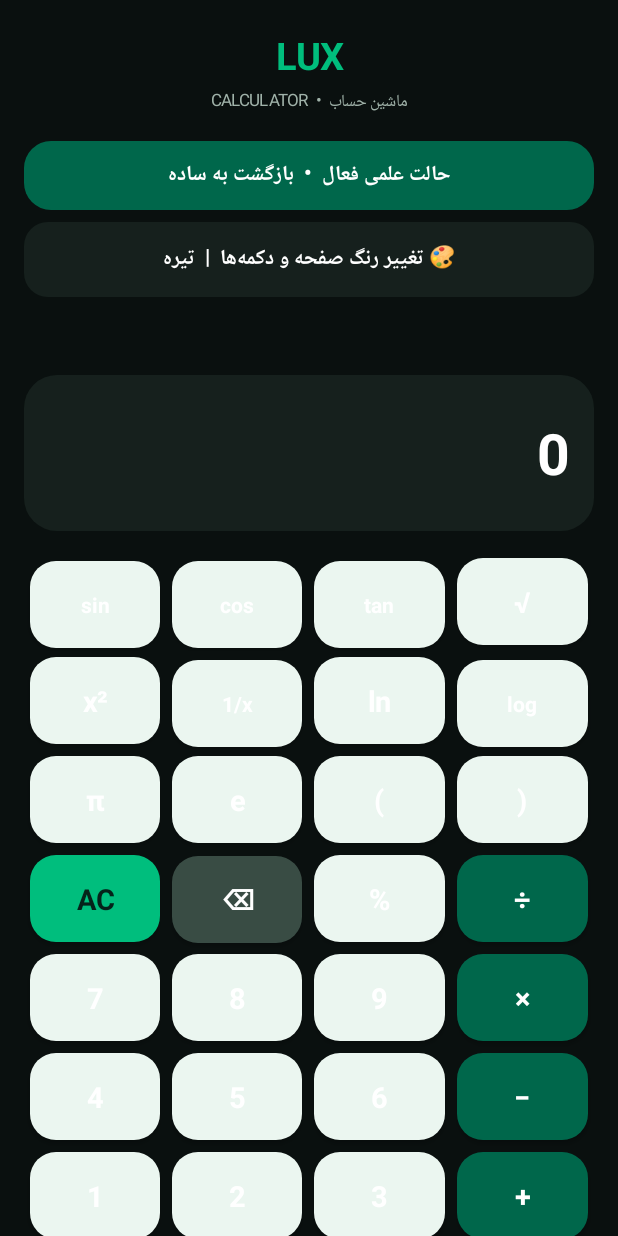
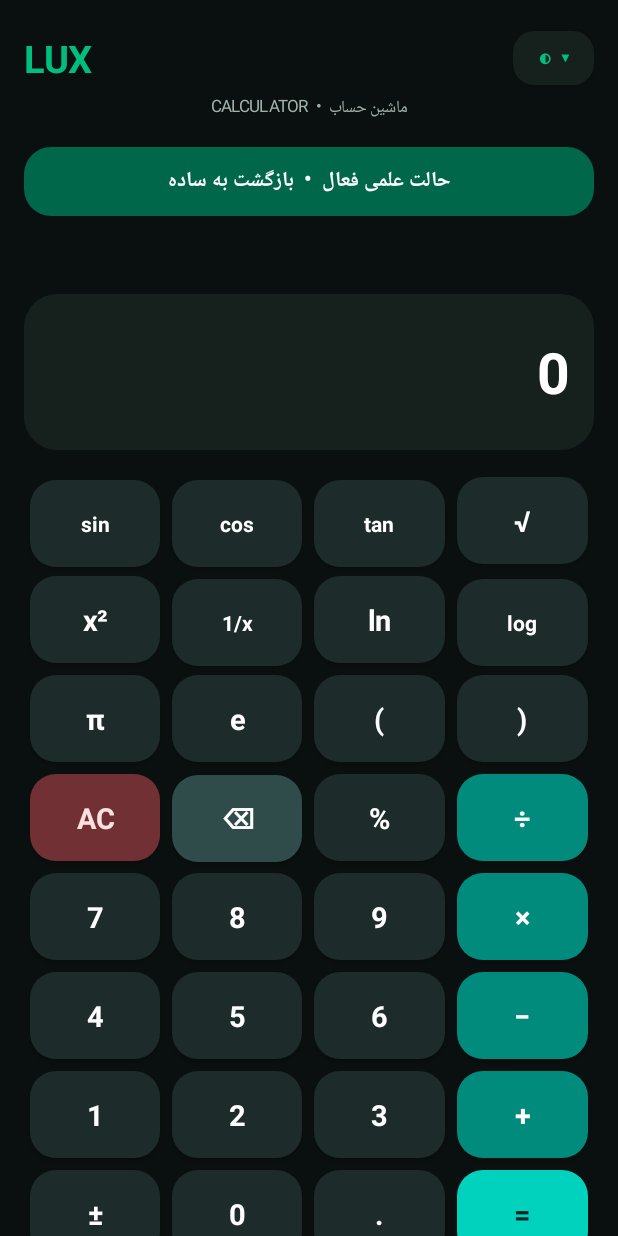
Before and after one commit to m4hmoud19811-dot/my-calculator, an Android app: the screen it shows after launch (MainActivity), after a tap on "حالت ساده • نمایش ابزارهای علمی", on a phone screen of 412 x 824 dp. Run offline under Robolectric (Android 15) with nearby library versions, the phone set to English and light mode, and no system bars.

Commit message:
Polish calculator theme selector and button color contrast

```diff
--- a/app/src/main/java/com/example/mycalculator/MainActivity.java
+++ b/app/src/main/java/com/example/mycalculator/MainActivity.java
@@ -24,12 +24,12 @@ public class MainActivity extends Activity {
             bg = Color.rgb(242, 247, 244); panel = Color.rgb(255, 255, 255);
             emerald = Color.rgb(0, 145, 96); deep = Color.rgb(0, 92, 68);
             white = Color.rgb(24, 47, 39); muted = Color.rgb(105, 126, 116);
-            keyFace = Color.rgb(224, 239, 231);
+            keyFace = Color.rgb(225, 241, 235);
         } else {
             bg = Color.rgb(10, 16, 15); panel = Color.rgb(22, 32, 29);
             emerald = Color.rgb(0, 190, 125); deep = Color.rgb(0, 103, 75);
             white = Color.WHITE; muted = Color.rgb(160, 178, 169);
-            keyFace = Color.rgb(235, 246, 240);
+            keyFace = Color.rgb(29, 43, 42);
         }
     }
 
@@ -57,13 +57,27 @@ public class MainActivity extends Activity {
         root.setPadding(dp(16), dp(18), dp(16), dp(16));
         root.setBackgroundColor(bg);
 
+        LinearLayout header = new LinearLayout(this);
+        header.setOrientation(LinearLayout.HORIZONTAL);
+        header.setGravity(Gravity.CENTER_VERTICAL);
         brand = new TextView(this);
         brand.setText("LUX");
         brand.setTextColor(emerald);
         brand.setTextSize(25);
         brand.setTypeface(Typeface.DEFAULT, Typeface.BOLD);
-        brand.setGravity(Gravity.CENTER);
-        root.addView(brand, new LinearLayout.LayoutParams(-1, dp(38)));
+        brand.setGravity(Gravity.CENTER_VERTICAL | Gravity.LEFT);
+        header.addView(brand, new LinearLayout.LayoutParams(0, dp(42), 1));
+
+        themeButton = new TextView(this);
+        themeButton.setText("◐  ▾");
+        themeButton.setGravity(Gravity.CENTER);
+        themeButton.setTextSize(15);
+        themeButton.setTypeface(null, Typeface.BOLD);
+        themeButton.setTextColor(emerald);
+        themeButton.setBackground(shape(panel, dp(14)));
+        themeButton.setElevation(dp(3));
+        header.addView(themeButton, new LinearLayout.LayoutParams(dp(54), dp(36)));
+        root.addView(header, new LinearLayout.LayoutParams(-1, dp(42)));
 
         subtitle = new TextView(this);
         subtitle.setText("CALCULATOR  •  ماشین حساب");
@@ -82,20 +96,23 @@ public class MainActivity extends Activity {
         LinearLayout.LayoutParams mp = new LinearLayout.LayoutParams(-1, dp(46));
         mp.topMargin = dp(14);
         root.addView(modeButton, mp);
-        themeButton = new TextView(this);
-        themeButton.setGravity(Gravity.CENTER);
-        themeButton.setTextSize(14);
-        themeButton.setTypeface(null, Typeface.BOLD);
-        themeButton.setTextColor(white);
-        themeButton.setBackground(shape(panel, dp(16)));
-        LinearLayout.LayoutParams tp = new LinearLayout.LayoutParams(-1, dp(50));
-        tp.topMargin = dp(8);
-        root.addView(themeButton, tp);
         themeButton.setOnClickListener(v -> {
-            lightTheme = !lightTheme;
-            getPreferences(0).edit().putBoolean("light_theme", lightTheme).apply();
-            applyPalette();
-            refreshTheme();
+            android.widget.PopupMenu menu = new android.widget.PopupMenu(MainActivity.this, themeButton);
+            menu.getMenu().add("تم مشکی و فیروزه‌ای").setOnMenuItemClickListener(item -> {
+                lightTheme = false;
+                getPreferences(0).edit().putBoolean("light_theme", false).apply();
+                applyPalette();
+                refreshTheme();
+                return true;
+            });
+            menu.getMenu().add("تم روشن و فیروزه‌ای").setOnMenuItemClickListener(item -> {
+                lightTheme = true;
+                getPreferences(0).edit().putBoolean("light_theme", true).apply();
+                applyPalette();
+                refreshTheme();
+                return true;
+            });
+            menu.show();
         });
         modeButton.setOnClickListener(v -> {
             scientific = !scientific;
@@ -151,7 +168,8 @@ public class MainActivity extends Activity {
     }
 
     private void updateThemeLabel() {
-        themeButton.setText(lightTheme ? "🎨 تغییر رنگ صفحه و دکمه‌ها  |  روشن" : "🎨 تغییر رنگ صفحه و دکمه‌ها  |  تیره");
+        themeButton.setText("◐  ▾");
+        themeButton.setContentDescription(lightTheme ? "انتخاب تم روشن" : "انتخاب تم تیره");
     }
 
     private void refreshTheme() {
@@ -206,12 +224,28 @@ public class MainActivity extends Activity {
                 button.setTextSize(key.length() > 2 ? 14 : 19);
                 button.setTypeface(null, Typeface.BOLD);
                 button.setGravity(Gravity.CENTER);
-                int color = keyFace, ink = white;
-                if ("÷×−+".contains(key) && key.length() == 1) { color = deep; ink = white; }
-                if (key.equals("=")) { color = emerald; ink = Color.rgb(5, 35, 26); }
-                if (key.equals("AC")) { color = emerald; ink = Color.rgb(5, 35, 26); }
-                if (key.equals("⌫")) { color = Color.rgb(57, 76, 68); ink = white; }
-                if (key.equals("DEG") || key.equals("RAD")) { color = deep; ink = white; }
+                int color = keyFace;
+                int ink = lightTheme ? Color.rgb(10, 48, 39) : Color.WHITE;
+                if ("÷×−+".contains(key) && key.length() == 1) {
+                    color = lightTheme ? Color.rgb(0, 137, 112) : Color.rgb(0, 139, 125);
+                    ink = Color.WHITE;
+                }
+                if (key.equals("=")) {
+                    color = Color.rgb(0, 210, 190);
+                    ink = Color.rgb(2, 35, 33);
+                }
+                if (key.equals("AC")) {
+                    color = lightTheme ? Color.rgb(255, 224, 222) : Color.rgb(113, 48, 52);
+                    ink = lightTheme ? Color.rgb(150, 35, 38) : Color.rgb(255, 224, 224);
+                }
+                if (key.equals("⌫")) {
+                    color = lightTheme ? Color.rgb(202, 226, 219) : Color.rgb(48, 76, 74);
+                    ink = lightTheme ? Color.rgb(15, 65, 57) : Color.WHITE;
+                }
+                if (key.equals("DEG") || key.equals("RAD")) {
+                    color = lightTheme ? Color.rgb(0, 137, 112) : Color.rgb(0, 111, 105);
+                    ink = Color.WHITE;
+                }
                 button.setTextColor(ink);
                 button.setBackground(shape(color, dp(17)));
                 button.setElevation(dp(2));
```
